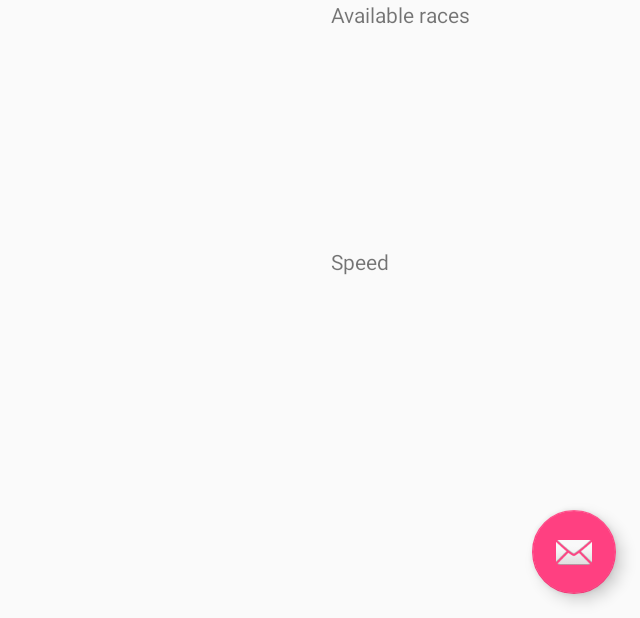
After one commit to RegatteBzh/android-client, an Android app: the fragment SkipperFragment placed in its activity, on a phone screen of 824 x 412 dp (held sideways). The commit adds this screen. Shown: the whole screen, without its empty margins (596-1236 px from the left). Run offline under Robolectric (Android 15) with nearby library versions, the phone set to English and light mode, and no system bars; libraries missing offline, so code that uses them is left out: com.loopj.android, cz.msebera.android; 6 statements that could not run were skipped.

Commit message:
skipper fragment

```diff
--- a/app/src/main/java/fr/sea_race/client/searace/main/DashboardFragment.java
+++ b/app/src/main/java/fr/sea_race/client/searace/main/DashboardFragment.java
@@ -39,14 +39,19 @@ public class DashboardFragment extends Fragment {
     @Override
     public View onCreateView(LayoutInflater inflater, ViewGroup container,
                              Bundle savedInstanceState) {
-        View rootView = inflater.inflate(R.layout.dashboard_main, container, false);
+        View rootView = inflater.inflate(R.layout.fragment_main_dashboard, container, false);
 
         currentContext = rootView.getContext();
 
-        loadAvailableRaces(rootView, rootView.getContext());
-        loadSkippers(rootView, rootView.getContext());
+        return rootView;
+    }
 
-        return rootView;
+    @Override
+    public void onResume() {
+        super.onResume();
+
+        loadAvailableRaces(getView(), currentContext);
+        loadSkippers(getView(), currentContext);
     }
 
     public void loadAvailableRaces (final View view, final Context context) {
@@ -128,10 +133,19 @@ public class DashboardFragment extends Fragment {
 
     private void accessSkipper(View v, String id) {
         Log.i("Access skipper", id);
+        Bundle bundle = new Bundle();
+        bundle.putString("skipperId", id);
+        SkipperFragment fragment = new SkipperFragment();
+        fragment.setArguments(bundle);
+
+        getFragmentManager().beginTransaction()
+                .replace(R.id.main_container, fragment)
+                .addToBackStack(fragment.getClass().getName())
+                .commit();
     }
 
 
-    private void registerRace (View v, String id) {
+    private void registerRace (final View v, String id) {
         Log.i("Register race", id);
         Map<String, String> query = new HashMap<String, String>();
         query.put("id", id);
@@ -142,6 +156,7 @@ public class DashboardFragment extends Fragment {
                 try {
                     Skipper skipper = new Skipper(response);
                     Log.i("Skipper", skipper.id);
+                    accessSkipper(v, skipper.id);
                 } catch (JSONException e) {
                     Toast.makeText(currentContext, getString(R.string.http_fail), Toast.LENGTH_LONG).show();
                     e.printStackTrace();
--- /dev/null
+++ b/app/src/main/java/fr/sea_race/client/searace/main/SkipperFragment.java
@@ -0,0 +1,94 @@
+package fr.sea_race.client.searace.main;
+
+import android.app.Fragment;
+import android.content.Context;
+import android.os.Bundle;
+import android.support.annotation.Nullable;
+import android.util.Log;
+import android.view.LayoutInflater;
+import android.view.View;
+import android.view.ViewGroup;
+import android.widget.TextView;
+import android.widget.Toast;
+
+import com.loopj.android.http.AsyncHttpClient;
+import com.loopj.android.http.JsonHttpResponseHandler;
+
+import org.json.JSONException;
+import org.json.JSONObject;
+
+import java.util.HashMap;
+import java.util.Map;
+
+import cz.msebera.android.httpclient.Header;
+import fr.sea_race.client.searace.R;
+import fr.sea_race.client.searace.models.Skipper;
+import fr.sea_race.client.searace.net.ApiRequest;
+
+/**
+ * Created by cmeichel on 12/5/17.
+ */
+
+public class SkipperFragment extends Fragment {
+
+    private Context currentContext;
+    private String skipperId;
+    private Skipper skipper;
+
+    @Override
+    public void onCreate(@Nullable Bundle savedInstanceState) {
+        super.onCreate(savedInstanceState);
+
+        Bundle bundle = this.getArguments();
+        if (bundle != null) {
+            skipperId = bundle.getString("skipperId", "");
+        }
+    }
+
+    @Override
+    public View onCreateView(LayoutInflater inflater, ViewGroup container,
+                             Bundle savedInstanceState) {
+        View rootView = inflater.inflate(R.layout.fragment_main_skipper, container, false);
+
+        currentContext = rootView.getContext();
+
+        return rootView;
+    }
+
+    @Override
+    public void onResume() {
+        super.onResume();
+
+        loadSkipper();
+    }
+
+    private void loadSkipper() {
+        Map<String, String> query = new HashMap<String, String>();
+        query.put("id", skipperId);
+        AsyncHttpClient client = ApiRequest.client();
+        client.get( ApiRequest.url("skippers/:id/", query), new JsonHttpResponseHandler() {
+            @Override
+            public void onSuccess(int statusCode, Header[] headers, JSONObject response) {
+                try {
+                    skipper = new Skipper(response);
+                    Log.i("Skipper data", skipper.id);
+                    updateView();
+                } catch (JSONException e) {
+                    Toast.makeText(currentContext, getString(R.string.skipper_fail), Toast.LENGTH_LONG).show();
+                    e.printStackTrace();
+                }
+            }
+
+            @Override
+            public void onFailure(int statusCode, Header[] headers, String text, Throwable throwable) {
+                Toast.makeText(currentContext, getString(R.string.skipper_fail), Toast.LENGTH_LONG).show();
+                Log.i("HTTP ERROR", text);
+            }
+        });
+    }
+
+    private void updateView() {
+        TextView speed = (TextView)getView().findViewById(R.id.skipper_speed_value);
+        speed.setText(String.format("%.2f", skipper.speed));
+    }
+}
--- a/app/src/main/java/fr/sea_race/client/searace/models/Skipper.java
+++ b/app/src/main/java/fr/sea_race/client/searace/models/Skipper.java
@@ -15,15 +15,15 @@ import java.util.List;
 public class Skipper {
     public String id;
     public Race race;
+    public double speed;
 
-    public Skipper(String id, Race race) {
-        this.id = id;
-        this.race = race;
+    public Skipper() {
     }
 
     public Skipper(JSONObject data) throws JSONException {
         this.id = data.has("id") ? data.getString("id") : "";
         this.race = data.has("race") ? new Race(data.getJSONObject("race")) : null;
+        this.speed = data.has("speed") ? data.getDouble("speed") : 0;
     }
 
     public static List<Skipper> fromJsonArray(JSONArray jsonSkippers) throws JSONException {
--- a/app/src/main/res/layout/dashboard_main.xml
+++ b/app/src/main/res/layout/fragment_main_dashboard.xml
@@ -1,6 +1,7 @@
 <?xml version="1.0" encoding="utf-8"?>
 <LinearLayout xmlns:android="http://schemas.android.com/apk/res/android"
     android:id="@+id/linearLayout"
+    android:baselineAligned="false"
     android:layout_width="match_parent"
     android:layout_height="match_parent"
     android:orientation="horizontal"
@@ -17,7 +18,7 @@
             android:layout_width="match_parent"
             android:layout_height="wrap_content"
             android:text="@string/dashboard_available_races_label"
-            android:textSize="20dp"/>
+            android:textSize="20sp"/>
 
         <LinearLayout
             android:id="@+id/dashboard_available_races"
@@ -41,7 +42,7 @@
             android:layout_width="590dp"
             android:layout_height="wrap_content"
             android:text="@string/dashboard_skipper_races_label"
-            android:textSize="20dp"/>
+            android:textSize="20sp"/>
 
         <LinearLayout
             android:id="@+id/dashboard_skipper_races"
--- /dev/null
+++ b/app/src/main/res/layout/fragment_main_skipper.xml
@@ -0,0 +1,59 @@
+<?xml version="1.0" encoding="utf-8"?>
+<LinearLayout xmlns:android="http://schemas.android.com/apk/res/android"
+    android:id="@+id/linearLayout"
+    android:layout_width="match_parent"
+    android:layout_height="match_parent"
+    android:baselineAligned="false"
+    android:weightSum="100">
+
+    <FrameLayout xmlns:android="http://schemas.android.com/apk/res/android"
+        android:id="@+id/map_container"
+        android:layout_width="0dp"
+        android:layout_height="match_parent"
+        android:layout_weight="75" />
+
+    <LinearLayout
+        android:layout_width="0dp"
+        android:layout_height="match_parent"
+        android:layout_weight="75"
+        android:orientation="vertical"
+        android:weightSum="100">
+
+        <TextView
+            android:id="@+id/skipper_compass"
+            android:layout_width="match_parent"
+            android:layout_height="0dp"
+            android:layout_weight="40"
+            android:text="@string/dashboard_available_races_label" />
+
+        <LinearLayout
+            android:layout_width="match_parent"
+            android:layout_height="0dp"
+            android:layout_weight="60"
+            android:orientation="vertical">
+
+
+            <!-- SPEED -->
+            <LinearLayout
+                android:layout_width="match_parent"
+                android:layout_height="wrap_content"
+                android:orientation="horizontal">
+
+                <TextView
+                    android:id="@+id/skipper_speed_label"
+                    android:layout_width="wrap_content"
+                    android:layout_height="wrap_content"
+                    android:text="@string/skipper_speed_label"
+                    />
+                <TextView
+                    android:id="@+id/skipper_speed_value"
+                    android:layout_width="wrap_content"
+                    android:layout_height="wrap_content"
+                    />
+            </LinearLayout>
+
+            <!-- BEARING -->
+
+        </LinearLayout>
+    </LinearLayout>
+</LinearLayout>
--- a/app/src/main/res/values/strings.xml
+++ b/app/src/main/res/values/strings.xml
@@ -11,5 +11,8 @@
 
     <string name="login_fail">Login failed. Try again</string>
     <string name="http_fail">Server error</string>
+    <string name="skipper_fail">Server error</string>
     <string name="login_missing_token">Oh no! Google did not deliver a token</string>
+
+    <string name="skipper_speed_label">Speed</string>
 </resources>
```
